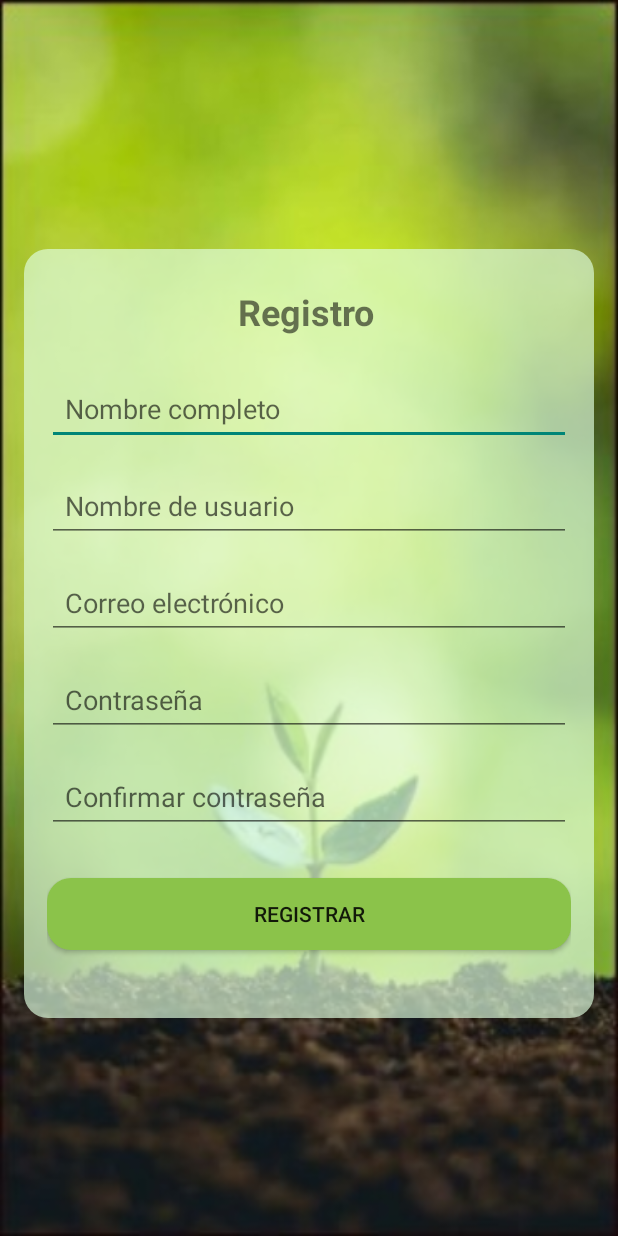
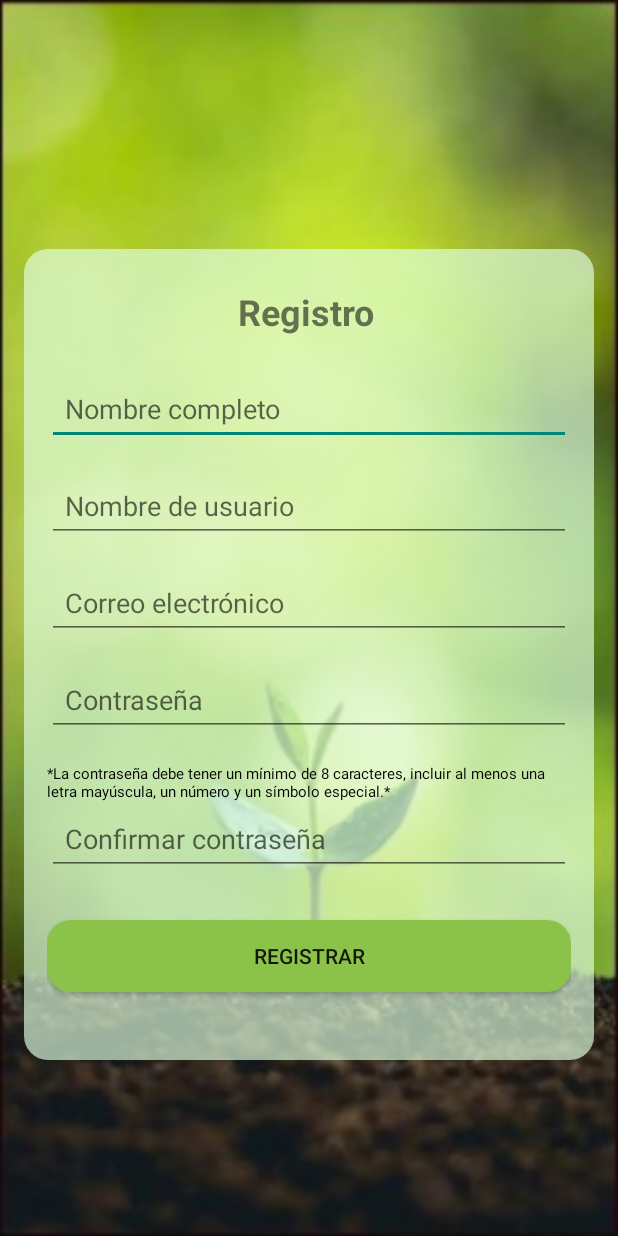
Before and after one commit to Nieve2205/ProyectoFinal, an Android app built with Jetpack Compose: the RegisterActivity screen opened directly, with no data from a screen before it, on a phone screen of 412 x 824 dp. Run offline under Robolectric (Android 15) with nearby library versions, the phone set to English and light mode, and no system bars; our stand-ins replace Firebase (no records; nobody signed in at launch, a user with empty details on screens opened directly).

Commit message:
Creacion de mensaje de requerimientos de la contraseña

```diff
--- a/app/src/main/java/com/example/tarpuy/ViewModel/RegisterActivity.kt
+++ b/app/src/main/java/com/example/tarpuy/ViewModel/RegisterActivity.kt
@@ -5,6 +5,7 @@ import android.os.Bundle
 import android.util.Patterns
 import android.widget.Button
 import android.widget.EditText
+import android.widget.TextView
 import android.widget.Toast
 import androidx.appcompat.app.AppCompatActivity
 import com.example.tarpuy.R
@@ -31,6 +32,10 @@ class RegisterActivity : AppCompatActivity() {
         val passwordEditText = findViewById<EditText>(R.id.passwordEditText)
         val confirmPasswordEditText = findViewById<EditText>(R.id.confirmPasswordEditText)
         val registerButton = findViewById<Button>(R.id.registerButton)
+
+        // TextView para mostrar requisitos de contraseña
+        val passwordRequirementsTextView = findViewById<TextView>(R.id.passwordRequirementsTextView)
+        passwordRequirementsTextView.text = "*La contraseña debe tener un mínimo de 8 caracteres, incluir al menos una letra mayúscula, un número y un símbolo especial.*"
 
         // Configura el listener para el botón de registro
         registerButton.setOnClickListener {
--- a/app/src/main/res/layout/activity_register.xml
+++ b/app/src/main/res/layout/activity_register.xml
@@ -58,6 +58,15 @@
             android:inputType="textPassword"
             android:padding="12dp" />
 
+        <TextView
+            android:id="@+id/passwordRequirementsTextView"
+            android:layout_width="wrap_content"
+            android:layout_height="wrap_content"
+            android:layout_marginTop="2dp"
+            android:textColor="@android:color/black"
+            android:textSize="10sp" />
+
+
         <EditText
             android:id="@+id/confirmPasswordEditText"
             android:layout_width="match_parent"
```
Also changed, not shown: app/src/main/res/layout/activity_inicio.xml (+13 -0 lines).
